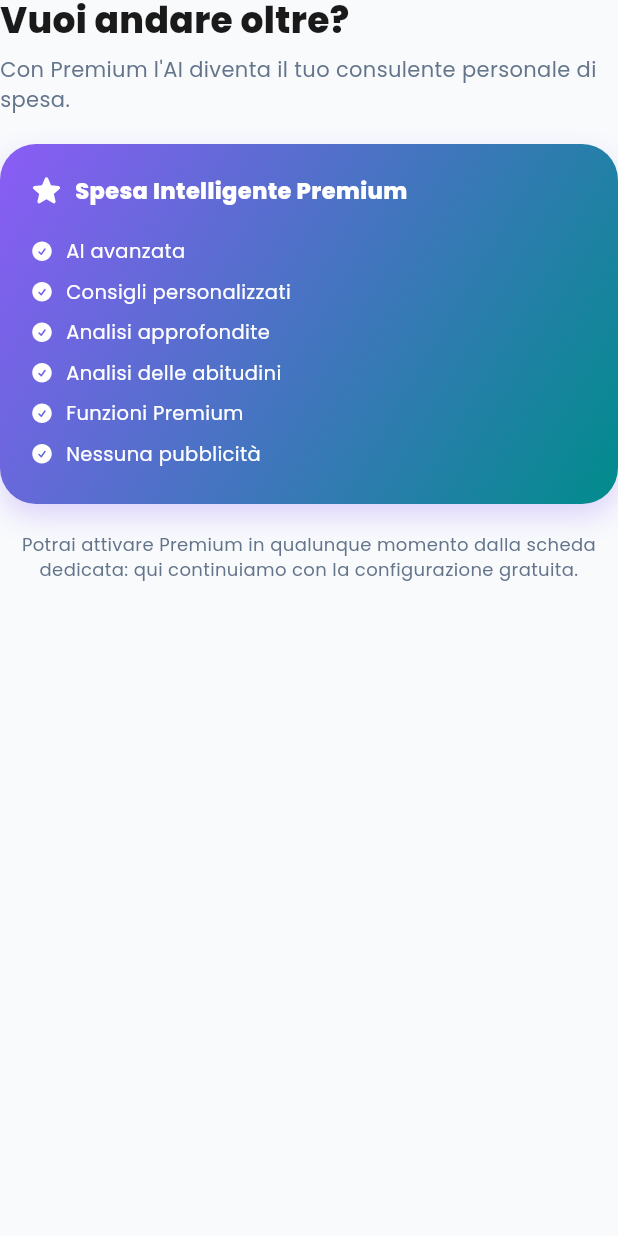
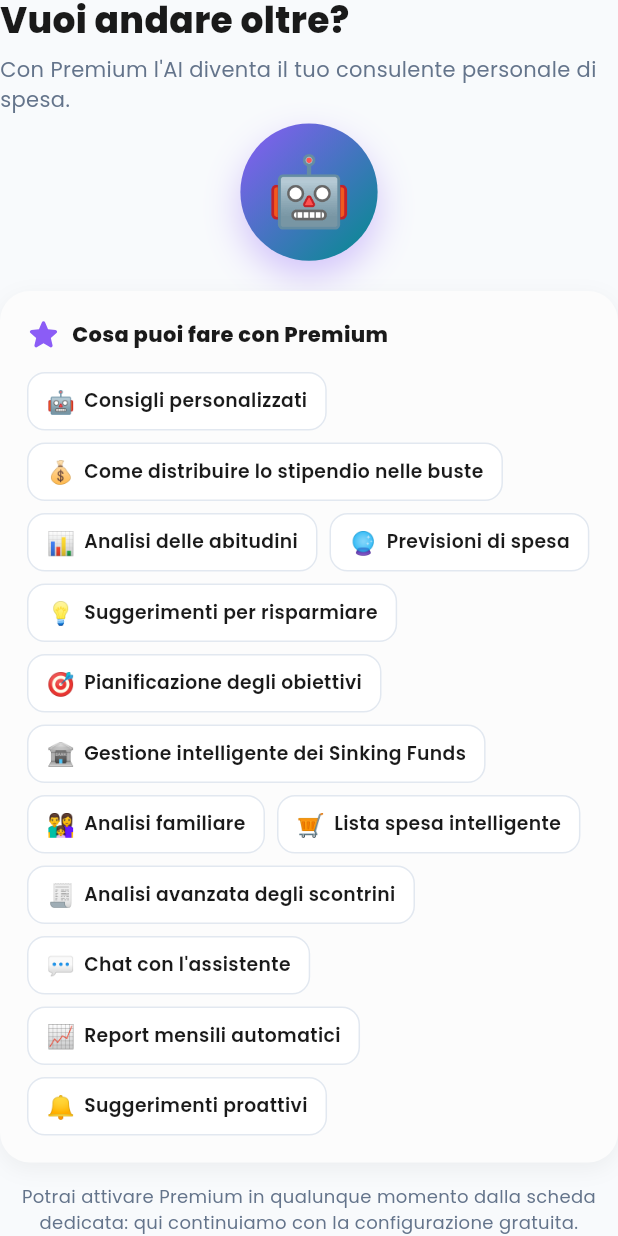
Before and after one commit to alessandro111193/smart-budget, a Flutter app: the DemoPagePremium widget shown alone on an empty page, opened directly, on a phone screen of 412 x 824 dp. Run offline on Flutter 3.47's test engine with Material 3 defaults, Android fonts, the phone set to English and light mode, and no system bars; our stand-ins replace cloud_firestore, cloud_functions, firebase_analytics, firebase_auth, firebase_core, fl_chart and 7 more; accounts and stored records are empty.

Commit message:
Onboarding demo: pagina Premium con mascotte animata e lista completa funzionalità AI
Sostituisce la card statica della pagina 11 con un mascotte robot in
loop (FloatingBounce, solo Flutter nativo) e l'elenco completo delle
13 funzionalità AI Premium realmente implementate (prima erano solo
6, generiche), come chip in un Wrap scrollabile.

Co-Authored-By: Claude Sonnet 5 <noreply@anthropic.com>
Claude-Session: https://claude.ai/code/session_013ToxV1YPAjYJQVvYVCTbAg

```diff
--- a/lib/data/onboarding_demo_data.dart
+++ b/lib/data/onboarding_demo_data.dart
@@ -116,11 +116,28 @@ const demoChatMessages = [
 
 const demoAiPossibleSaving = 50.0;
 
+/// Elenco esteso delle funzionalità Premium mostrate nella schermata
+/// finale della demo, ognuna corrispondente a una funzionalità AI
+/// realmente implementata (vedi CLAUDE.md, "AI Premium — consulente
+/// personale", blocchi 1-9): mai una promessa non mantenuta dall'app.
+class DemoPremiumFeature {
+  final String emoji;
+  final String label;
+  const DemoPremiumFeature(this.emoji, this.label);
+}
+
 const demoPremiumFeatures = [
-  'AI avanzata',
-  'Consigli personalizzati',
-  'Analisi approfondite',
-  'Analisi delle abitudini',
-  'Funzioni Premium',
-  'Nessuna pubblicità',
+  DemoPremiumFeature('🤖', 'Consigli personalizzati'),
+  DemoPremiumFeature('💰', 'Come distribuire lo stipendio nelle buste'),
+  DemoPremiumFeature('📊', 'Analisi delle abitudini'),
+  DemoPremiumFeature('🔮', 'Previsioni di spesa'),
+  DemoPremiumFeature('💡', 'Suggerimenti per risparmiare'),
+  DemoPremiumFeature('🎯', 'Pianificazione degli obiettivi'),
+  DemoPremiumFeature('🏦', 'Gestione intelligente dei Sinking Funds'),
+  DemoPremiumFeature('👨‍👩‍👧', 'Analisi familiare'),
+  DemoPremiumFeature('🛒', 'Lista spesa intelligente'),
+  DemoPremiumFeature('🧾', 'Analisi avanzata degli scontrini'),
+  DemoPremiumFeature('💬', 'Chat con l\'assistente'),
+  DemoPremiumFeature('📈', 'Report mensili automatici'),
+  DemoPremiumFeature('🔔', 'Suggerimenti proattivi'),
 ];
--- a/lib/screens/onboarding/demo/demo_page_premium.dart
+++ b/lib/screens/onboarding/demo/demo_page_premium.dart
@@ -7,11 +7,13 @@ import '../../../widgets/app_icons.dart';
 import '../../../widgets/onboarding/onboarding_animations.dart';
 import '../../../widgets/onboarding/onboarding_widgets.dart';
 
-/// Schermata 11: presenta il valore di Premium usando solo funzionalità
-/// realmente implementate (vedi `demoPremiumFeatures` in
-/// `onboarding_demo_data.dart`, allineato a `premium_screen.dart`). Non
-/// effettua alcun acquisto: è solo una vetrina, l'acquisto vero avviene
-/// nella schermata Premium reale.
+/// Schermata 11 (ultima): presenta il valore di Premium con un mascotte
+/// robot animato (`FloatingBounce`, solo Flutter nativo) e l'elenco
+/// completo delle funzionalità AI realmente implementate (vedi
+/// `demoPremiumFeatures` in `onboarding_demo_data.dart`, allineato ai 9
+/// blocchi "AI Premium" descritti in CLAUDE.md). Non effettua alcun
+/// acquisto: è solo una vetrina, l'acquisto vero avviene nella schermata
+/// Premium reale.
 class DemoPagePremium extends StatelessWidget {
   const DemoPagePremium({super.key});
 
@@ -25,74 +27,79 @@ class DemoPagePremium extends StatelessWidget {
           subtitle: 'Con Premium l\'AI diventa il tuo consulente '
               'personale di spesa.',
         ),
-        const SizedBox(height: 20),
+        const SizedBox(height: 12),
         DelayedEntrance(
+          child: Center(
+            child: FloatingBounce(
               child: Container(
-            padding: const EdgeInsets.all(20),
+                width: 88,
+                height: 88,
+                alignment: Alignment.center,
                 decoration: BoxDecoration(
+                  shape: BoxShape.circle,
                   gradient: const LinearGradient(
                     colors: [IconPalette.purple, IconPalette.secondary],
                     begin: Alignment.topLeft,
                     end: Alignment.bottomRight,
                   ),
-              borderRadius: BorderRadius.circular(24),
                   boxShadow: [
                     BoxShadow(
-                  color: IconPalette.purple.withValues(alpha: 0.25),
-                  blurRadius: 16,
-                  offset: const Offset(0, 8),
+                      color: IconPalette.purple.withValues(alpha: 0.35),
+                      blurRadius: 20,
+                      offset: const Offset(0, 10),
                     ),
                   ],
                 ),
+                child: const Text('🤖', style: TextStyle(fontSize: 44)),
+              ),
+            ),
+          ),
+        ),
+        const SizedBox(height: 18),
+        DelayedEntrance(
+          delay: const Duration(milliseconds: 100),
+          child: DemoCard(
+            padding: const EdgeInsets.all(18),
+            color: IconPalette.sfondoAlt,
             child: Column(
               crossAxisAlignment: CrossAxisAlignment.start,
               children: [
                 Row(
                   children: const [
-                    AppIcon(HeroIcons.star, solid: true, color: Colors.white),
+                    AppIcon(
+                      HeroIcons.star,
+                      solid: true,
+                      color: IconPalette.purple,
+                    ),
                     SizedBox(width: 8),
                     Text(
-                      'Spesa Intelligente Premium',
+                      'Cosa puoi fare con Premium',
                       style: TextStyle(
-                        color: Colors.white,
-                        fontSize: 15,
+                        color: IconPalette.testo,
+                        fontSize: 14,
                         fontWeight: FontWeight.w800,
                       ),
                     ),
                   ],
                 ),
-                const SizedBox(height: 16),
-                ...List.generate(demoPremiumFeatures.length, (i) {
+                const SizedBox(height: 14),
+                Wrap(
+                  spacing: 8,
+                  runSpacing: 8,
+                  children: List.generate(demoPremiumFeatures.length, (i) {
+                    final f = demoPremiumFeatures[i];
                     return DelayedEntrance(
-                    delay: Duration(milliseconds: 200 + i * 90),
-                    child: Padding(
-                      padding: const EdgeInsets.symmetric(vertical: 4),
-                      child: Row(
-                        children: [
-                          const AppIcon(
-                            HeroIcons.checkCircle,
-                            solid: true,
-                            color: Colors.white,
-                            size: 16,
-                          ),
-                          const SizedBox(width: 8),
-                          Text(
-                            demoPremiumFeatures[i],
-                            style: const TextStyle(
-                              color: Colors.white,
-                              fontSize: 13,
-                            ),
+                      delay: Duration(milliseconds: 150 + i * 70),
+                      offsetY: 0.04,
+                      child: _FeatureChip(emoji: f.emoji, label: f.label),
+                    );
+                  }),
                 ),
               ],
             ),
           ),
-                  );
-                }),
-              ],
         ),
-          ),
-        ),
-        const SizedBox(height: 18),
+        const SizedBox(height: 14),
         const Text(
           'Potrai attivare Premium in qualunque momento dalla scheda '
           'dedicata: qui continuiamo con la configurazione gratuita.',
@@ -103,3 +110,40 @@ class DemoPagePremium extends StatelessWidget {
     );
   }
 }
+
+class _FeatureChip extends StatelessWidget {
+  const _FeatureChip({required this.emoji, required this.label});
+
+  final String emoji;
+  final String label;
+
+  @override
+  Widget build(BuildContext context) {
+    return Container(
+      constraints: const BoxConstraints(maxWidth: 320),
+      padding: const EdgeInsets.symmetric(horizontal: 12, vertical: 8),
+      decoration: BoxDecoration(
+        color: Colors.white,
+        borderRadius: BorderRadius.circular(12),
+        border: Border.all(color: const Color(0xFFE2E8F0)),
+      ),
+      child: Row(
+        mainAxisSize: MainAxisSize.min,
+        children: [
+          Text(emoji, style: const TextStyle(fontSize: 15)),
+          const SizedBox(width: 6),
+          Flexible(
+            child: Text(
+              label,
+              style: const TextStyle(
+                fontSize: 12.5,
+                fontWeight: FontWeight.w600,
+                color: IconPalette.testo,
+              ),
+            ),
+          ),
+        ],
+      ),
+    );
+  }
+}
--- a/lib/widgets/onboarding/onboarding_animations.dart
+++ b/lib/widgets/onboarding/onboarding_animations.dart
@@ -53,6 +53,57 @@ class _DelayedEntranceState extends State<DelayedEntrance> {
   }
 }
 
+/// Fa fluttuare [child] su e giù in loop continuo (leggero bob verticale +
+/// pulsazione di scala), per dare vita a un mascotte/icona statica senza
+/// serie di frame o librerie esterne — solo un `AnimationController` con
+/// `Tween` sinusoidale nativo Flutter.
+class FloatingBounce extends StatefulWidget {
+  const FloatingBounce({
+    super.key,
+    required this.child,
+    this.amplitude = 8,
+    this.duration = const Duration(milliseconds: 1800),
+  });
+
+  final Widget child;
+  final double amplitude;
+  final Duration duration;
+
+  @override
+  State<FloatingBounce> createState() => _FloatingBounceState();
+}
+
+class _FloatingBounceState extends State<FloatingBounce>
+    with SingleTickerProviderStateMixin {
+  late final _controller = AnimationController(
+    vsync: this,
+    duration: widget.duration,
+  )..repeat(reverse: true);
+
+  @override
+  void dispose() {
+    _controller.dispose();
+    super.dispose();
+  }
+
+  @override
+  Widget build(BuildContext context) {
+    return AnimatedBuilder(
+      animation: _controller,
+      builder: (context, child) {
+        final t = Curves.easeInOut.transform(_controller.value);
+        final dy = widget.amplitude * (1 - t) - widget.amplitude / 2;
+        final scale = 1 + 0.04 * t;
+        return Transform.translate(
+          offset: Offset(0, dy),
+          child: Transform.scale(scale: scale, child: child),
+        );
+      },
+      child: widget.child,
+    );
+  }
+}
+
 /// Conta da 0 (o da [begin]) a [end] in [duration], richiamando [builder]
 /// ad ogni frame con il valore corrente — usarlo per "€0 → €2.400" o
 /// "0% → 50%". Riparte automaticamente se [end] cambia.
```
Lines whose indentation alone changed are shown as unchanged.
